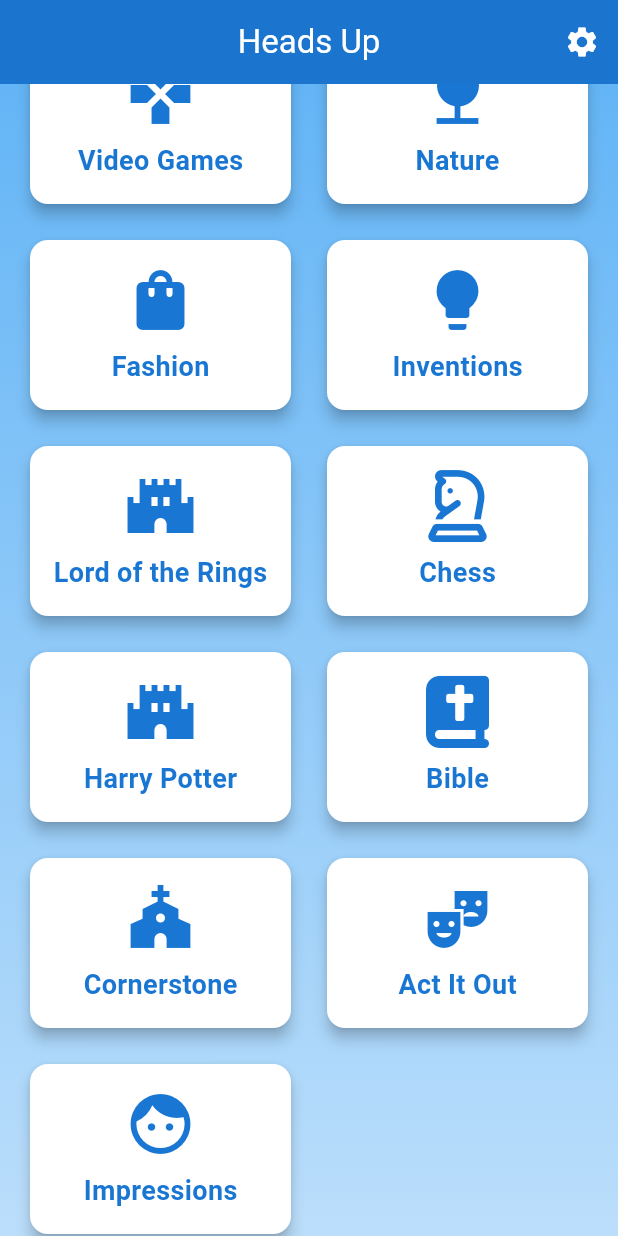
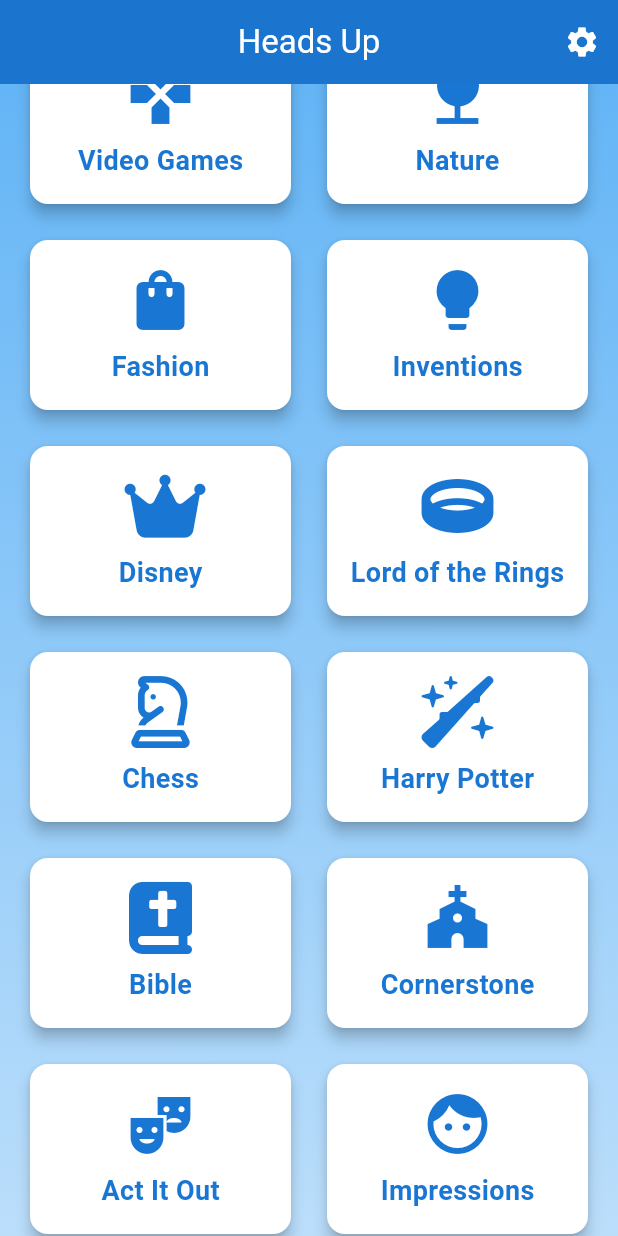
Before and after one commit to EthanBlake417/heads_up, a Flutter app: the screen it shows after launch, scrolled down 1152 dp, on a phone screen of 412 x 824 dp. Run offline on Flutter 3.47's test engine with Material 3 defaults, Android fonts, the phone set to English and light mode, and no system bars; our stand-ins replace audioplayers, font_awesome_flutter, shared_preferences, vibration; missing offline and left inert: flutter_sensors.

Commit message:
added disney

```diff
--- a/lib/categories.dart
+++ b/lib/categories.dart
@@ -27,6 +27,7 @@
     'Chess',
     'Bible',
     'Cornerstone',
+    'Disney',
   ];
 
   static const Map<String, List<String>> categoryWords = {
@@ -1927,6 +1928,338 @@
     'Bethanna Kortie',
     'Terry Bachmeier',
     'Randy Wyatt'
+],
+'Disney': [
+    'Sleeping Beauty Castle',
+    'Pirates of the Caribbean',
+    'Haunted Mansion',
+    'It\'s a Small World',
+    'Space Mountain',
+    'Splash Mountain',
+    'Big Thunder Mountain Railroad',
+    'Indiana Jones Adventure',
+    'Jungle Cruise',
+    'Matterhorn Bobsleds',
+    'Peter Pan\'s Flight',
+    'Dumbo the Flying Elephant',
+    'Mad Tea Party',
+    'The Many Adventures of Winnie the Pooh',
+    'Buzz Lightyear Astro Blasters',
+    'Disneyland Railroad',
+    'Main Street Electrical Parade',
+    'Fantasmic!',
+    'World of Color',
+    'Mickey\'s PhilharMagic',
+    'Enchanted Tiki Room',
+    'Soarin\' Around the World',
+    'Radiator Springs Racers',
+    'Incredicoaster',
+    'Pixar Pier',
+    'Toy Story Midway Mania',
+    'Disneyland Monorail',
+    'Star Wars: Galaxy\'s Edge',
+    'Snow White and the Seven Dwarfs',
+    'Cinderella',
+    'Sleeping Beauty',
+    'The Little Mermaid',
+    'Beauty and the Beast',
+    'Aladdin',
+    'The Lion King',
+    'Pocahontas',
+    'Mulan',
+    'Tarzan',
+    'Hercules',
+    'Frozen',
+    'Moana',
+    'Tangled',
+    'Zootopia',
+    'Big Hero 6',
+    'Wreck-It Ralph',
+    'Toy Story',
+    'Toy Story 2',
+    'Toy Story 3',
+    'Toy Story 4',
+    'Finding Nemo',
+    'Finding Dory',
+    'Monsters, Inc.',
+    'Monsters University',
+    'Cars',
+    'Cars 2',
+    'Cars 3',
+    'The Incredibles',
+    'The Incredibles 2',
+    'Ratatouille',
+    'Brave',
+    'Coco',
+    'Up',
+    'Wall-E',
+    'Inside Out',
+    'A Bug\'s Life',
+    'The Good Dinosaur',
+    'Mickey Mouse',
+    'Minnie Mouse',
+    'Donald Duck',
+    'Daisy Duck',
+    'Goofy',
+    'Pluto',
+    'Scrooge McDuck',
+    'Huey',
+    'Dewey',
+    'Louie',
+    'Chip',
+    'Dale',
+    'Cinderella',
+    'Prince Charming',
+    'Snow White',
+    'Ariel',
+    'Prince Eric',
+    'Belle',
+    'Beast',
+    'Gaston',
+    'Jasmine',
+    'Aladdin',
+    'Genie',
+    'Jafar',
+    'Mulan',
+    'Li Shang',
+    'Pocahontas',
+    'John Smith',
+    'Aurora',
+    'Maleficent',
+    'Rapunzel',
+    'Flynn Rider',
+    'Elsa',
+    'Anna',
+    'Olaf',
+    'Kristoff',
+    'Sven',
+    'Moana',
+    'Maui',
+    'Simba',
+    'Nala',
+    'Mufasa',
+    'Scar',
+    'Timon',
+    'Pumbaa',
+    'Tarzan',
+    'Jane',
+    'Hercules',
+    'Megara',
+    'Phil',
+    'Hades',
+    'Peter Pan',
+    'Tinker Bell',
+    'Wendy',
+    'Captain Hook',
+    'Alice',
+    'Mad Hatter',
+    'Queen of Hearts',
+    'Dumbo',
+    'Bambi',
+    'Thumper',
+    'Pinocchio',
+    'Jiminy Cricket',
+    'Geppetto',
+    'Lady',
+    'Tramp',
+    'Cruella de Vil',
+    'Robin Hood',
+    'Little John',
+    'Winnie the Pooh',
+    'Tigger',
+    'Piglet',
+    'Eeyore',
+    'Christopher Robin',
+    'Lilo',
+    'Stitch',
+    'Merida',
+    'Tiana',
+    'Prince Naveen',
+    'Dr. Facilier',
+    'Vanellope',
+    'Ralph',
+    'Buzz Lightyear',
+    'Woody',
+    'Jessie',
+    'Mr. Incredible',
+    'Elastigirl',
+    'Violet',
+    'Dash',
+    'Jack-Jack',
+    'Frozone',
+    'Mike Wazowski',
+    'Sully',
+    'Boo',
+    'Lightning McQueen',
+    'Mater',
+    'Remy',
+    'Linguini',
+    'Colette',
+    'Anton Ego',
+    'Wall-E',
+    'EVE',
+    'Carl Fredricksen',
+    'Russell',
+    'Dug',
+    'Kevin',
+    'Joy',
+    'Sadness',
+    'Anger',
+    'Fear',
+    'Disgust',
+    'Miguel',
+    'Hector',
+    'Ernesto de la Cruz',
+    'Dory',
+    'Nemo',
+    'Marlin',
+    'Bruce',
+    'King Triton',
+    'Sebastian',
+    'Flounder',
+    'Ursula',
+    'Prince Philip',
+    'The Evil Queen',
+    'Mother Gothel',
+    'Drizella',
+    'Anastasia',
+    'Lady Tremaine',
+    'The Fairy Godmother',
+    'The Blue Fairy',
+    'Pocahontas',
+    'Meeko',
+    'Flit',
+    'Grandmother Willow',
+    'Pegasus',
+    'Louis',
+    'Ray',
+    'Mama Odie',
+    'Pascal',
+    'Maximus',
+    'Hans',
+    'Pua',
+    'Hei Hei',
+    'Te Fiti',
+    'Rafiki',
+    'Zazu',
+    'Shenzi',
+    'Banzai',
+    'Ed',
+    'Baloo',
+    'Bagheera',
+    'Shere Khan',
+    'Kaa',
+    'King Louie',
+    'Mowgli',
+    'Duchess',
+    'Thomas O\'Malley',
+    'Marie',
+    'Toulouse',
+    'Berlioz',
+    'Bernard',
+    'Bianca',
+    'Evinrude',
+    'Basil',
+    'Dawson',
+    'Ratigan',
+    'Oliver',
+    'Dodger',
+    'Tito',
+    'Georgette',
+    'Flynn Rider',
+    'Mother Gothel',
+    'Elsa',
+    'Anna',
+    'Olaf',
+    'Kristoff',
+    'Ariel',
+    'Ursula',
+    'Sebastian',
+    'Flounder',
+    'King Triton',
+    'Belle',
+    'Beast',
+    'Gaston',
+    'Lumiere',
+    'Cogsworth',
+    'Mrs. Potts',
+    'Chip',
+    'Cinderella',
+    'Lady Tremaine',
+    'Drizella',
+    'Anastasia',
+    'The Fairy Godmother',
+    'Shang',
+    'Mushu',
+    'John Smith',
+    'Meeko',
+    'Flit',
+    'Megara',
+    'Phil',
+    'Hades',
+    'Jane',
+    'Terk',
+    'Tantor',
+    'Maid Marian',
+    'Kanga',
+    'Roo',
+    'Gus',
+    'Jaq',
+    'Fairy Godmother',
+    'Sulley',
+    'Mike Wazowski',
+    'Boo',
+    'Woody',
+    'Buzz Lightyear',
+    'Jessie',
+    'Rex',
+    'Hamm',
+    'Slinky Dog',
+    'Mr. Potato Head',
+    'Joy',
+    'Sadness',
+    'Anger',
+    'Fear',
+    'Disgust',
+    'Marlin',
+    'Dory',
+    'Nemo',
+    'Bruce',
+    'Hank',
+    'Bailey',
+    'Destiny',
+    'Lightning McQueen',
+    'Mater',
+    'Sally',
+    'Doc Hudson',
+    'Carl Fredricksen',
+    'Russell',
+    'Dug',
+    'Kevin',
+    'Remy',
+    'Linguini',
+    'Colette',
+    'Anton Ego',
+    'Merida',
+    'Elinor',
+    'Fergus',
+    'Arlo',
+    'Spot',
+    'Miguel',
+    'Hector',
+    'Ernesto de la Cruz',
+    'Tiana',
+    'Naveen',
+    'Louis',
+    'Ray',
+    'Hiro',
+    'Baymax',
+    'Go Go',
+    'Wasabi',
+    'Honey Lemon',
+    'Fred',
+    'Judy Hopps',
+    'Nick Wilde',
 ]
 
   };
--- a/lib/main.dart
+++ b/lib/main.dart
@@ -53,9 +53,10 @@
     Deck('Nature', Icons.nature),
     Deck('Fashion', Icons.shopping_bag),
     Deck('Inventions', Icons.lightbulb),
-    Deck('Lord of the Rings', Icons.castle),
+    Deck('Disney', FontAwesomeIcons.crown),
+    Deck('Lord of the Rings', FontAwesomeIcons.ring),
     Deck('Chess', FontAwesomeIcons.chessKnight),
-    Deck('Harry Potter', Icons.castle),
+    Deck('Harry Potter', FontAwesomeIcons.wandSparkles),
     Deck('Bible', FontAwesomeIcons.bookBible),
     Deck('Cornerstone', Icons.church),
     Deck('Act It Out', Icons.theater_comedy),
```
